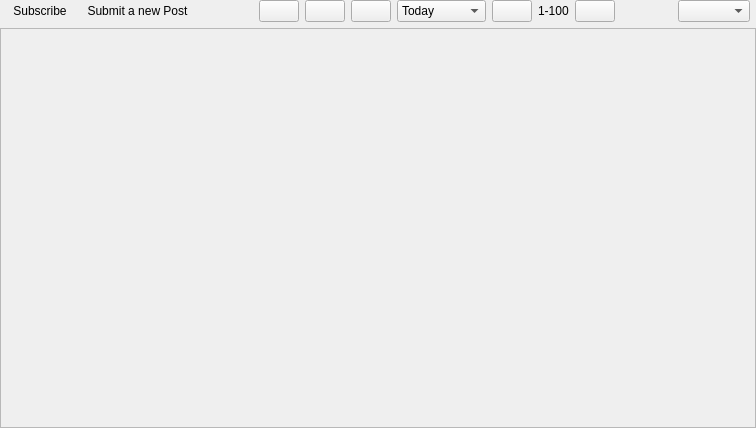
First picture: the form in retroshare-gui/src/gui/Posted/PostedListWidget.ui, repository RetroShare/RetroShare, before the edit.
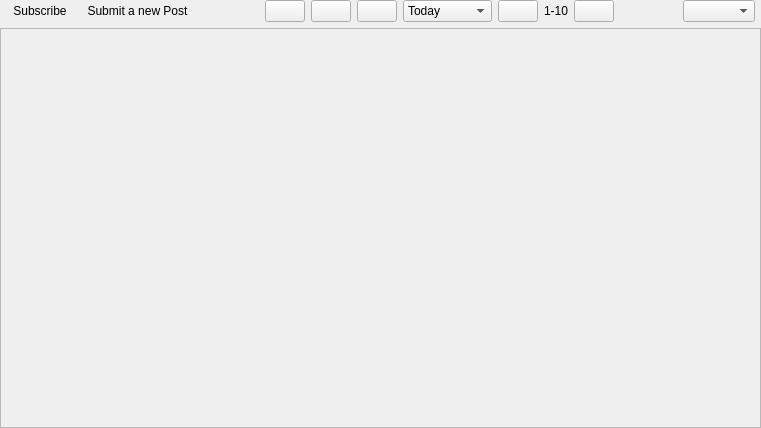
Second picture: the form after the edit. Icons and pictures are not drawn. Custom widgets are drawn as their Qt base class.

Commit message: small fix in nnumbering posted widgets

What changed in the file:
```diff
--- a/retroshare-gui/src/gui/Posted/PostedListWidget.ui
+++ b/retroshare-gui/src/gui/Posted/PostedListWidget.ui
@@ -6,7 +6,7 @@
    <rect>
     <x>0</x>
     <y>0</y>
-    <width>756</width>
+    <width>761</width>
     <height>428</height>
    </rect>
   </property>
@@ -218,7 +218,7 @@
       <item>
        <widget class="QLabel" name="showLabel">
         <property name="text">
-         <string>1-100</string>
+         <string>1-10</string>
         </property>
        </widget>
       </item>
```
Left out of the diff: 2 changed lines with no effect on the pictures.
